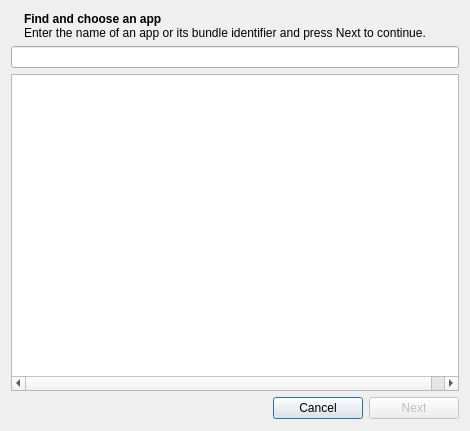
First picture: the form in FWAdminLib/Configurator/FindAppForm.ui, repository fw-dev/translations, before the edit.
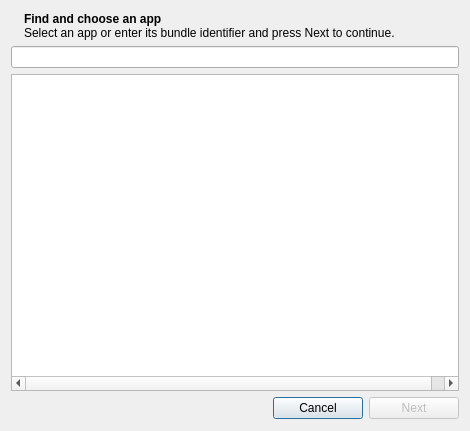
Second picture: the form after the edit. Icons and pictures are not drawn. Custom widgets are drawn as their Qt base class.

```diff
--- a/FWAdminLib/Configurator/FindAppForm.ui
+++ b/FWAdminLib/Configurator/FindAppForm.ui
@@ -96,7 +96,7 @@
            <item>
             <widget class="QLabel" name="label_2">
              <property name="text">
-              <string>Enter the name of an app or its bundle identifier and press Next to continue.</string>
+              <string>Select an app or enter its bundle identifier and press Next to continue.</string>
              </property>
              <property name="wordWrap">
               <bool>true</bool>
```
